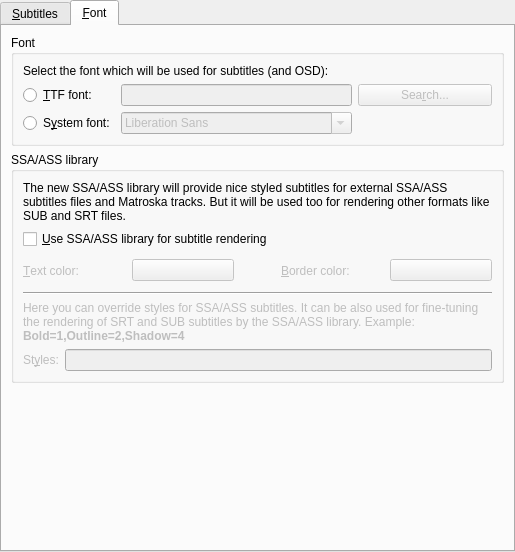
wilbert2000/wzplayer, file src/prefsubtitles.ui: the form before one commit.
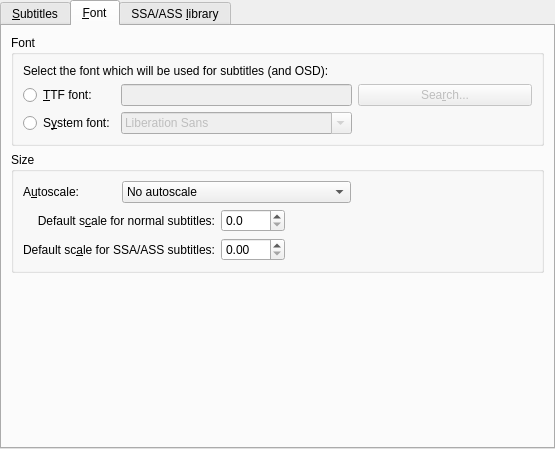
The form after the commit. The open tabs and pages were chosen to show the change. Icons and pictures are not drawn. Custom widgets are drawn as their Qt base class.

Commit message: * Added an option in Preferences->Subtitles to set the default font scale    for SSA/ASS subtitles. This has required to redesigned the section.

The edit to the form file:
```diff
--- a/src/prefsubtitles.ui
+++ b/src/prefsubtitles.ui
@@ -5,8 +5,8 @@
    <rect>
     <x>0</x>
     <y>0</y>
-    <width>515</width>
-    <height>552</height>
+    <width>555</width>
+    <height>449</height>
    </rect>
   </property>
   <property name="windowTitle" >
@@ -162,97 +162,6 @@
          </item>
         </layout>
        </item>
-       <item>
-        <widget class="QGroupBox" name="groupBox_6" >
-         <property name="title" >
-          <string>Size</string>
-         </property>
-         <layout class="QHBoxLayout" >
-          <property name="margin" >
-           <number>9</number>
-          </property>
-          <property name="spacing" >
-           <number>6</number>
-          </property>
-          <item>
-           <widget class="QLabel" name="textLabel2_2" >
-            <property name="text" >
-             <string>A&amp;utoscale:</string>
-            </property>
-            <property name="wordWrap" >
-             <bool>false</bool>
-            </property>
-            <property name="buddy" >
-             <cstring>font_autoscale_combo</cstring>
-            </property>
-           </widget>
-          </item>
-          <item>
-           <widget class="QComboBox" name="font_autoscale_combo" >
-            <item>
-             <property name="text" >
-              <string>No autoscale</string>
-             </property>
-            </item>
-            <item>
-             <property name="text" >
-              <string>Proportional to movie height</string>
-             </property>
-            </item>
-            <item>
-             <property name="text" >
-              <string>Proportional to movie width</string>
-             </property>
-            </item>
-            <item>
-             <property name="text" >
-              <string>Proportional to movie diagonal</string>
-             </property>
-            </item>
-           </widget>
-          </item>
-          <item>
-           <spacer>
-            <property name="orientation" >
-             <enum>Qt::Horizontal</enum>
-            </property>
-            <property name="sizeType" >
-             <enum>QSizePolicy::Preferred</enum>
-            </property>
-            <property name="sizeHint" >
-             <size>
-              <width>71</width>
-              <height>20</height>
-             </size>
-            </property>
-           </spacer>
-          </item>
-          <item>
-           <widget class="QLabel" name="scalelabel" >
-            <property name="text" >
-             <string>S&amp;cale:</string>
-            </property>
-            <property name="alignment" >
-             <set>Qt::AlignRight|Qt::AlignTrailing|Qt::AlignVCenter</set>
-            </property>
-            <property name="buddy" >
-             <cstring>font_text_scale</cstring>
-            </property>
-           </widget>
-          </item>
-          <item>
-           <widget class="QDoubleSpinBox" name="font_text_scale" >
-            <property name="decimals" >
-             <number>1</number>
-            </property>
-            <property name="singleStep" >
-             <double>0.200000000000000</double>
-            </property>
-           </widget>
-          </item>
-         </layout>
-        </widget>
-       </item>
        <item>
         <widget class="QGroupBox" name="groupBox_2" >
          <property name="title" >
@@ -495,10 +404,161 @@
         </widget>
        </item>
        <item>
-        <widget class="QGroupBox" name="groupBox_7" >
+        <widget class="QGroupBox" name="groupBox_6" >
          <property name="title" >
-          <string>SSA/ASS library</string>
+          <string>Size</string>
          </property>
+         <layout class="QGridLayout" >
+          <property name="margin" >
+           <number>9</number>
+          </property>
+          <property name="spacing" >
+           <number>6</number>
+          </property>
+          <item row="0" column="1" colspan="3" >
+           <widget class="QComboBox" name="font_autoscale_combo" >
+            <item>
+             <property name="text" >
+              <string>No autoscale</string>
+             </property>
+            </item>
+            <item>
+             <property name="text" >
+              <string>Proportional to movie height</string>
+             </property>
+            </item>
+            <item>
+             <property name="text" >
+              <string>Proportional to movie width</string>
+             </property>
+            </item>
+            <item>
+             <property name="text" >
+              <string>Proportional to movie diagonal</string>
+             </property>
+            </item>
+           </widget>
+          </item>
+          <item row="0" column="4" >
+           <spacer>
+            <property name="orientation" >
+             <enum>Qt::Horizontal</enum>
+            </property>
+            <property name="sizeHint" >
+             <size>
+              <width>71</width>
+              <height>20</height>
+             </size>
+            </property>
+           </spacer>
+          </item>
+          <item row="0" column="0" >
+           <widget class="QLabel" name="textLabel2_2" >
+            <property name="text" >
+             <string>A&amp;utoscale:</string>
+            </property>
+            <property name="wordWrap" >
+             <bool>false</bool>
+            </property>
+            <property name="buddy" >
+             <cstring>font_autoscale_combo</cstring>
+            </property>
+           </widget>
+          </item>
+          <item row="1" column="0" colspan="2" >
+           <widget class="QLabel" name="scalelabel" >
+            <property name="text" >
+             <string>Default s&amp;cale for normal subtitles:</string>
+            </property>
+            <property name="alignment" >
+             <set>Qt::AlignRight|Qt::AlignTrailing|Qt::AlignVCenter</set>
+            </property>
+            <property name="buddy" >
+             <cstring>font_text_scale</cstring>
+            </property>
+           </widget>
+          </item>
+          <item row="2" column="0" colspan="2" >
+           <widget class="QLabel" name="label" >
+            <property name="text" >
+             <string>Default sc&amp;ale for SSA/ASS subtitles:</string>
+            </property>
+            <property name="alignment" >
+             <set>Qt::AlignRight|Qt::AlignTrailing|Qt::AlignVCenter</set>
+            </property>
+            <property name="buddy" >
+             <cstring>ass_font_scale</cstring>
+            </property>
+           </widget>
+          </item>
+          <item row="2" column="2" >
+           <widget class="QDoubleSpinBox" name="ass_font_scale" >
+            <property name="maximum" >
+             <double>100.000000000000000</double>
+            </property>
+            <property name="singleStep" >
+             <double>0.200000000000000</double>
+            </property>
+           </widget>
+          </item>
+          <item row="1" column="2" >
+           <widget class="QDoubleSpinBox" name="font_text_scale" >
+            <property name="decimals" >
+             <number>1</number>
+            </property>
+            <property name="singleStep" >
+             <double>0.200000000000000</double>
+            </property>
+           </widget>
+          </item>
+          <item row="2" column="3" colspan="2" >
+           <spacer>
+            <property name="orientation" >
+             <enum>Qt::Horizontal</enum>
+            </property>
+            <property name="sizeHint" >
+             <size>
+              <width>40</width>
+              <height>20</height>
+             </size>
+            </property>
+           </spacer>
+          </item>
+          <item row="1" column="3" colspan="2" >
+           <spacer>
+            <property name="orientation" >
+             <enum>Qt::Horizontal</enum>
+            </property>
+            <property name="sizeHint" >
+             <size>
+              <width>40</width>
+              <height>20</height>
+             </size>
+            </property>
+           </spacer>
+          </item>
+         </layout>
+        </widget>
+       </item>
+       <item>
+        <spacer>
+         <property name="orientation" >
+          <enum>Qt::Vertical</enum>
+         </property>
+         <property name="sizeHint" >
+          <size>
+           <width>20</width>
+           <height>40</height>
+          </size>
+         </property>
+        </spacer>
+       </item>
+      </layout>
+     </widget>
+     <widget class="QWidget" name="tab_2" >
+      <attribute name="title" >
+       <string>SSA/ASS &amp;library</string>
+      </attribute>
          <layout class="QVBoxLayout" >
           <property name="margin" >
            <number>9</number>
@@ -674,9 +734,6 @@
             </item>
            </layout>
           </item>
-         </layout>
-        </widget>
-       </item>
        <item>
         <spacer>
          <property name="orientation" >
@@ -685,7 +742,7 @@
          <property name="sizeHint" >
           <size>
            <width>20</width>
-           <height>40</height>
+           <height>61</height>
           </size>
          </property>
         </spacer>
@@ -697,16 +754,16 @@
   </layout>
  </widget>
  <customwidgets>
-  <customwidget>
-   <class>MyFontComboBox</class>
-   <extends>QFontComboBox</extends>
-   <header>mycombobox.h</header>
-  </customwidget>
   <customwidget>
    <class>MyComboBox</class>
    <extends>QComboBox</extends>
    <header>mycombobox.h</header>
   </customwidget>
+  <customwidget>
+   <class>MyFontComboBox</class>
+   <extends>QFontComboBox</extends>
+   <header>mycombobox.h</header>
+  </customwidget>
  </customwidgets>
  <tabstops>
   <tabstop>subtitles_tab</tabstop>
```
Left out of the diff: 68 changed lines with no effect on the pictures. Lines whose indentation alone changed are shown as unchanged. The commit also changes 3 other files.
